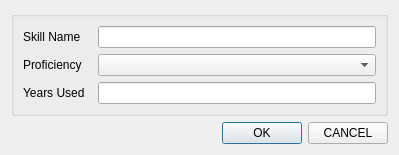
Before: the Qt Designer form ResumeManager/technicalskills.ui in vkaushikregis/practicum, drawn with Qt 5.
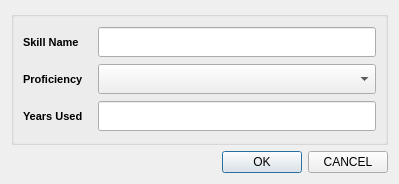
After: the same form once the commit is applied.

The edit to the form file:
```diff
--- a/ResumeManager/technicalskills.ui
+++ b/ResumeManager/technicalskills.ui
@@ -7,7 +7,7 @@
     <x>0</x>
     <y>0</y>
     <width>399</width>
-    <height>143</height>
+    <height>184</height>
    </rect>
   </property>
   <property name="windowTitle">
@@ -22,33 +22,75 @@
      <layout class="QGridLayout" name="gridLayout">
       <item row="0" column="0">
        <widget class="QLabel" name="label">
+        <property name="font">
+         <font>
+          <pointsize>8</pointsize>
+          <weight>75</weight>
+          <bold>true</bold>
+         </font>
+        </property>
         <property name="text">
          <string>Skill Name</string>
         </property>
        </widget>
       </item>
       <item row="0" column="1">
-       <widget class="QLineEdit" name="lineEditSkillName"/>
+       <widget class="QLineEdit" name="lineEditSkillName">
+        <property name="minimumSize">
+         <size>
+          <width>0</width>
+          <height>30</height>
+         </size>
+        </property>
+       </widget>
       </item>
       <item row="1" column="0">
        <widget class="QLabel" name="label_3">
+        <property name="font">
+         <font>
+          <pointsize>8</pointsize>
+          <weight>75</weight>
+          <bold>true</bold>
+         </font>
+        </property>
         <property name="text">
          <string>Proficiency   </string>
         </property>
        </widget>
       </item>
       <item row="1" column="1">
-       <widget class="QComboBox" name="comboBoxProficiency"/>
+       <widget class="QComboBox" name="comboBoxProficiency">
+        <property name="minimumSize">
+         <size>
+          <width>0</width>
+          <height>30</height>
+         </size>
+        </property>
+       </widget>
       </item>
       <item row="2" column="0">
        <widget class="QLabel" name="label_2">
+        <property name="font">
+         <font>
+          <pointsize>8</pointsize>
+          <weight>75</weight>
+          <bold>true</bold>
+         </font>
+        </property>
         <property name="text">
          <string>Years Used</string>
         </property>
        </widget>
       </item>
       <item row="2" column="1">
-       <widget class="QLineEdit" name="lineEditYearsUsed"/>
+       <widget class="QLineEdit" name="lineEditYearsUsed">
+        <property name="minimumSize">
+         <size>
+          <width>0</width>
+          <height>30</height>
+         </size>
+        </property>
+       </widget>
       </item>
      </layout>
     </widget>
```
